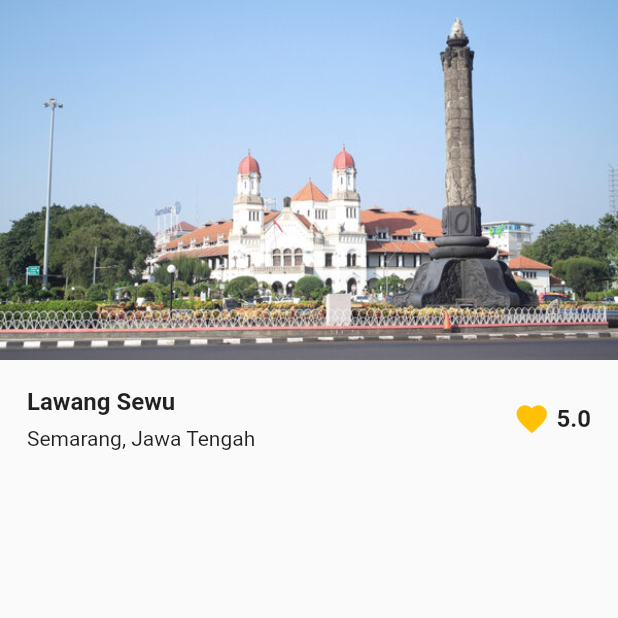
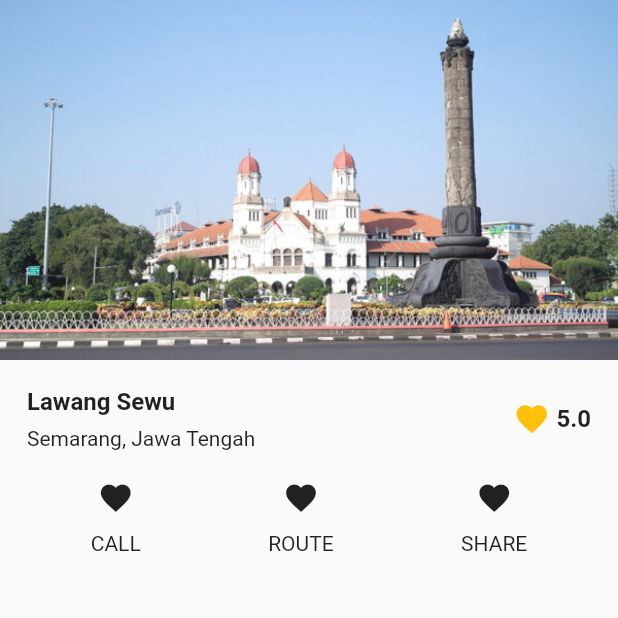
Before and after one commit to nazirovdev/uts-flutter-basic-layouting, a Flutter app: the screen it shows after launch, on a phone screen of 412 x 824 dp, the top half of it. Run offline on Flutter 3.47's test engine with Material 2 defaults, Android fonts, the phone set to English and light mode, and no system bars.

Commit message:
membuat button section

```diff
--- a/lib/components/hero_section.dart
+++ b/lib/components/hero_section.dart
@@ -1,5 +1,6 @@
 import 'package:flutter/material.dart';
 
+// hero section
 Widget HeroSection(String imgUrl) {
   return Container(
     width: double.infinity,
@@ -12,8 +13,10 @@ Widget HeroSection(String imgUrl) {
   );
 }
 
+// MyContainer
 Widget MyContainer({
   required Widget titleSection,
+  required Widget buttonSection,
 }) {
   return Padding(
     padding: EdgeInsets.all(18.0),
@@ -23,11 +26,13 @@ Widget MyContainer({
         SizedBox(
           height: 20,
         ),
+        buttonSection,
       ],
     ),
   );
 }
 
+// title section
 Widget TitleSection({
   required String name,
   required String location,
@@ -73,3 +78,42 @@ Widget TitleSection({
     ],
   );
 }
+
+// button section
+List<Map> myIcons = [
+  {
+    'icon': Icon(
+      Icons.favorite,
+    ),
+    'text': Text('CALL'),
+  },
+  {
+    'icon': Icon(
+      Icons.favorite,
+    ),
+    'text': Text('ROUTE'),
+  },
+  {
+    'icon': Icon(
+      Icons.favorite,
+    ),
+    'text': Text('SHARE'),
+  },
+];
+
+Widget ButtonSection() {
+  return Row(
+    mainAxisAlignment: MainAxisAlignment.spaceAround,
+    children: myIcons.map((myIcon) {
+      return Column(
+        children: [
+          myIcon['icon'],
+          SizedBox(
+            height: 10,
+          ),
+          myIcon['text'],
+        ],
+      );
+    }).toList(),
+  );
+}
--- a/lib/main.dart
+++ b/lib/main.dart
@@ -18,6 +18,7 @@ class MyApp extends StatelessWidget {
                   location: 'Semarang, Jawa Tengah',
                   rating: 5.0,
                 ),
+                buttonSection: ButtonSection(),
               ),
             ],
           ),
```
